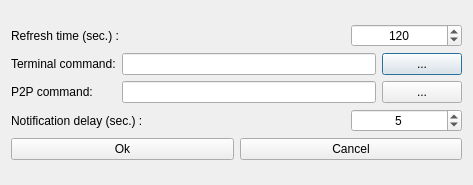
subutai-io/control-center, file hub/forms/DlgSettings.ui: the form before one commit.
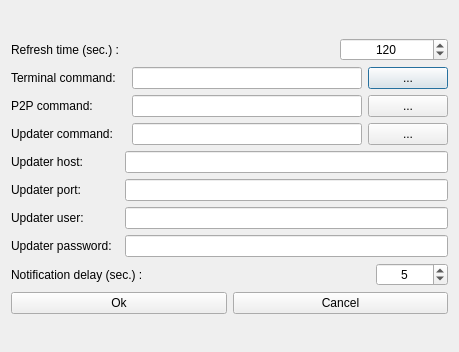
The form after the commit. Icons and pictures are not drawn.

Commit message: Updater tool integration. Part 3.

Patch:
```diff
--- a/hub/forms/DlgSettings.ui
+++ b/hub/forms/DlgSettings.ui
@@ -6,8 +6,8 @@
    <rect>
     <x>0</x>
     <y>0</y>
-    <width>473</width>
-    <height>185</height>
+    <width>459</width>
+    <height>352</height>
    </rect>
   </property>
   <property name="windowTitle">
@@ -22,7 +22,7 @@
   </property>
   <layout class="QVBoxLayout" name="verticalLayout">
    <item>
-    <layout class="QGridLayout" name="gridLayout_5">
+    <layout class="QGridLayout" name="gridLayout_6">
      <item row="0" column="0">
       <layout class="QGridLayout" name="gridLayout_2" columnstretch="3,1">
        <item row="0" column="0">
@@ -51,7 +51,7 @@
       </layout>
      </item>
      <item row="1" column="0">
-      <layout class="QGridLayout" name="gridLayout" columnstretch="2,5,1">
+      <layout class="QGridLayout" name="gridLayout" columnstretch="2,4,1">
        <item row="0" column="0">
         <widget class="QLabel" name="lbl_ssh_terminal_path">
          <property name="text">
@@ -86,10 +86,75 @@
          </property>
         </widget>
        </item>
+       <item row="2" column="0">
+        <widget class="QLabel" name="lbl_updater_command">
+         <property name="text">
+          <string>Updater command:</string>
+         </property>
+        </widget>
+       </item>
+       <item row="2" column="1">
+        <widget class="QLineEdit" name="le_updater_command"/>
+       </item>
+       <item row="2" column="2">
+        <widget class="QPushButton" name="btn_updater_command">
+         <property name="text">
+          <string>...</string>
+         </property>
+        </widget>
+       </item>
       </layout>
      </item>
      <item row="2" column="0">
-      <layout class="QGridLayout" name="gridLayout_4" columnstretch="3,1">
+      <layout class="QGridLayout" name="gridLayout_4" columnstretch="1,3">
+       <item row="0" column="0">
+        <widget class="QLabel" name="lbl_updater_host">
+         <property name="text">
+          <string>Updater host:</string>
+         </property>
+        </widget>
+       </item>
+       <item row="0" column="1">
+        <widget class="QLineEdit" name="le_updater_host"/>
+       </item>
+       <item row="1" column="0">
+        <widget class="QLabel" name="lbl_updater_port">
+         <property name="text">
+          <string>Updater port:</string>
+         </property>
+        </widget>
+       </item>
+       <item row="1" column="1">
+        <widget class="QLineEdit" name="le_updater_port"/>
+       </item>
+       <item row="2" column="0">
+        <widget class="QLabel" name="lbl_updater_user">
+         <property name="text">
+          <string>Updater user:</string>
+         </property>
+        </widget>
+       </item>
+       <item row="2" column="1">
+        <widget class="QLineEdit" name="le_updater_user"/>
+       </item>
+       <item row="3" column="0">
+        <widget class="QLabel" name="lbl_updater_pass">
+         <property name="text">
+          <string>Updater password:</string>
+         </property>
+        </widget>
+       </item>
+       <item row="3" column="1">
+        <widget class="QLineEdit" name="le_updater_password">
+         <property name="echoMode">
+          <enum>QLineEdit::Password</enum>
+         </property>
+        </widget>
+       </item>
+      </layout>
+     </item>
+     <item row="3" column="0">
+      <layout class="QGridLayout" name="gridLayout_5" columnstretch="5,1">
        <item row="0" column="0">
         <widget class="QLabel" name="lbl_notification_delay">
          <property name="text">
@@ -115,7 +180,7 @@
        </item>
       </layout>
      </item>
-     <item row="3" column="0">
+     <item row="4" column="0">
       <layout class="QGridLayout" name="gridLayout_3">
        <item row="0" column="0">
         <widget class="QPushButton" name="btn_ok">
```
The commit also changes 5 other files.
